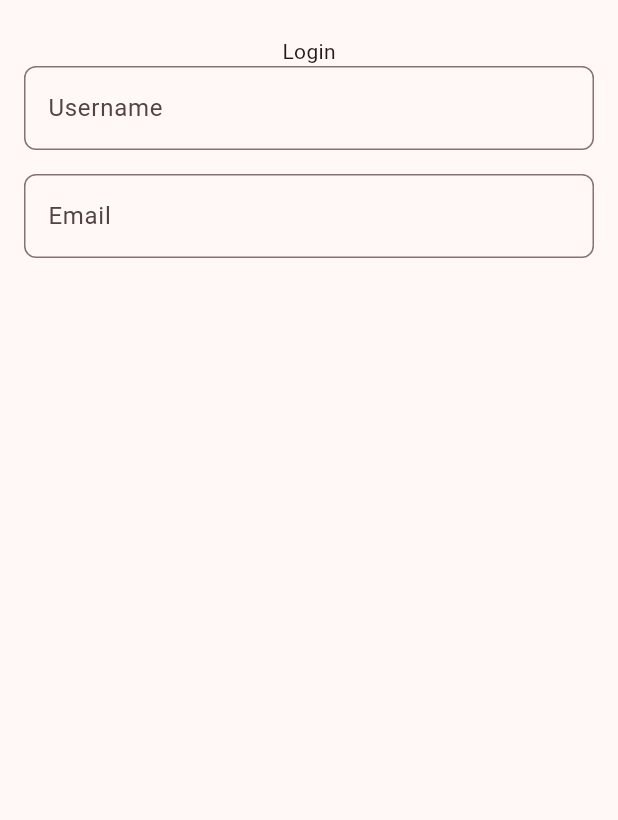
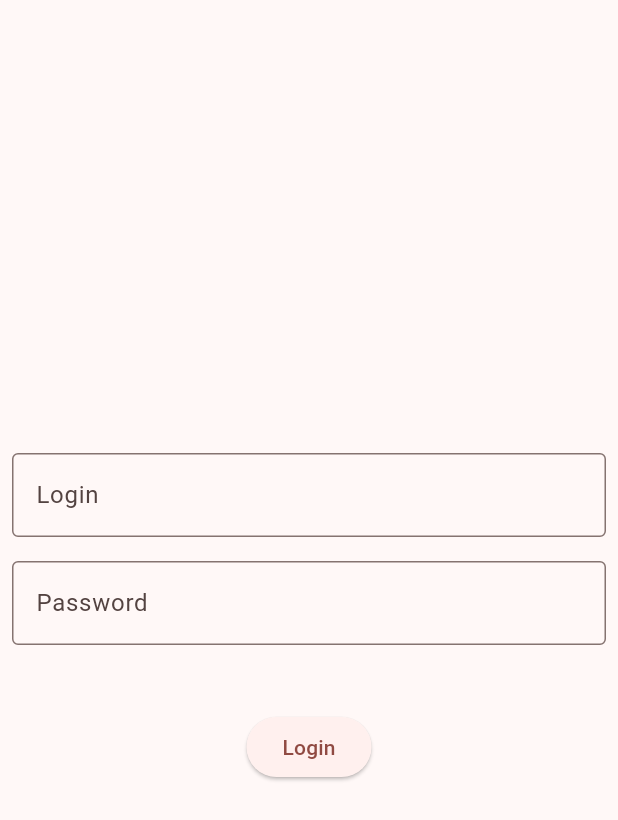
Before and after one commit to javokhirakramjonov/learn_flutter_widgets, a Flutter app: the screen it shows after launch, on a phone screen of 412 x 824 dp. Shown: the top 820 px of the screen. Run offline on Flutter 3.47's test engine with Material 3 defaults, Android fonts, the phone set to English and light mode, and no system bars.

Commit message:
Add LoginForm

```diff
--- a/lib/main.dart
+++ b/lib/main.dart
@@ -1,7 +1,5 @@
 import 'package:flutter/material.dart';
-import 'package:learn_widgets/part2/login.dart';
-import 'package:learn_widgets/part2/part_2.dart';
-import 'package:learn_widgets/part2/practice.dart';
+import 'package:learn_widgets/part3/form.dart';
 
 void main() {
   runApp(MyApp());
@@ -17,7 +15,7 @@ class MyApp extends StatelessWidget {
       theme: ThemeData(
         colorScheme: ColorScheme.fromSeed(seedColor: Colors.red),
       ),
-      home: LoginScreen(),
+      home: LoginForm(),
     );
   }
 }
--- /dev/null
+++ b/lib/part3/form.dart
@@ -0,0 +1,94 @@
+import 'package:flutter/material.dart';
+
+class LoginForm extends StatefulWidget {
+  const LoginForm({super.key});
+
+  @override
+  State<LoginForm> createState() => _LoginFormState();
+}
+
+class _LoginFormState extends State<LoginForm> {
+  final formKey = GlobalKey<FormState>();
+  final loginController = TextEditingController();
+  final passwordController = TextEditingController();
+  int incorrectStateCount = 0;
+  bool isSuccessful = false;
+
+  @override
+  Widget build(BuildContext context) {
+    return Scaffold(
+      body: SafeArea(
+        child: Padding(
+          padding: const EdgeInsets.all(8.0),
+          child: Form(
+            key: formKey,
+            child: Center(
+              child: Column(
+                mainAxisSize: MainAxisSize.min,
+                spacing: 16,
+                children: [
+                  TextFormField(
+                    controller: loginController,
+                    decoration: InputDecoration(
+                      labelText: 'Login',
+                      hintText: 'Enter your login',
+                      border: OutlineInputBorder(),
+                    ),
+                    validator: (String? value) {
+                      if (value == null || value.isEmpty) {
+                        return 'Please enter your login';
+                      }
+
+                      if (value.length < 3) {
+                        return 'Login must be at least 3 characters';
+                      }
+
+                      return null;
+                    },
+                  ),
+                  TextFormField(
+                    controller: passwordController,
+                    decoration: InputDecoration(
+                      labelText: 'Password',
+                      hintText: 'Enter your password',
+                      border: OutlineInputBorder(),
+                    ),
+                    validator: (String? value) {
+                      if (value == null || value.isEmpty) {
+                        return "Password can't be empty";
+                      }
+
+                      if (value.length < 4) {
+                        return 'Password must be at least 4 characters';
+                      }
+
+                      return null;
+                    },
+                  ),
+                  const SizedBox(height: 12),
+                  ElevatedButton(
+                    onPressed: () {
+                      if (formKey.currentState?.validate() == true) {
+                        final login = loginController.text;
+                        final password = passwordController.text;
+                        setState((){
+                          isSuccessful = login == 'user' && password == '1234';
+                        });
+                      }
+                    },
+                    child: Text("Login"),
+                  ),
+                  if(isSuccessful)
+                  Text(
+                    "Hey you have found the correct credentials",
+                    style: TextStyle(color: Colors.green, fontSize: 24),
+                  ),
+                ],
+              ),
+            ),
+          ),
+        ),
+      ),
+    );
+  }
+}
```
Also changed, not shown: 1 other file.
